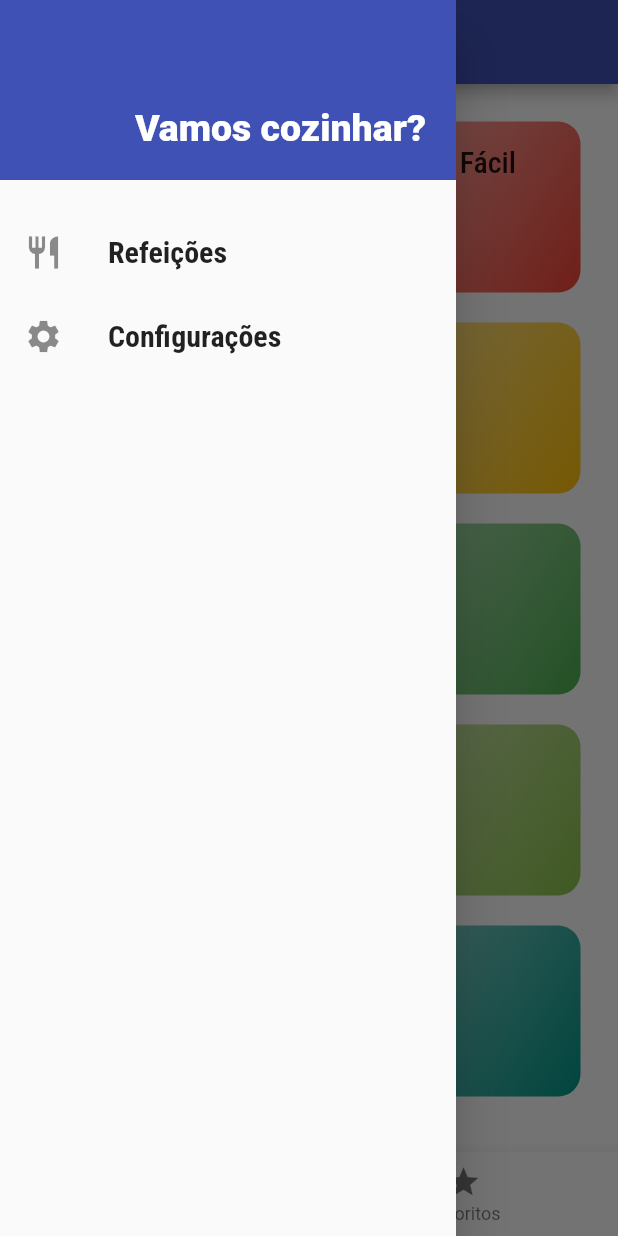
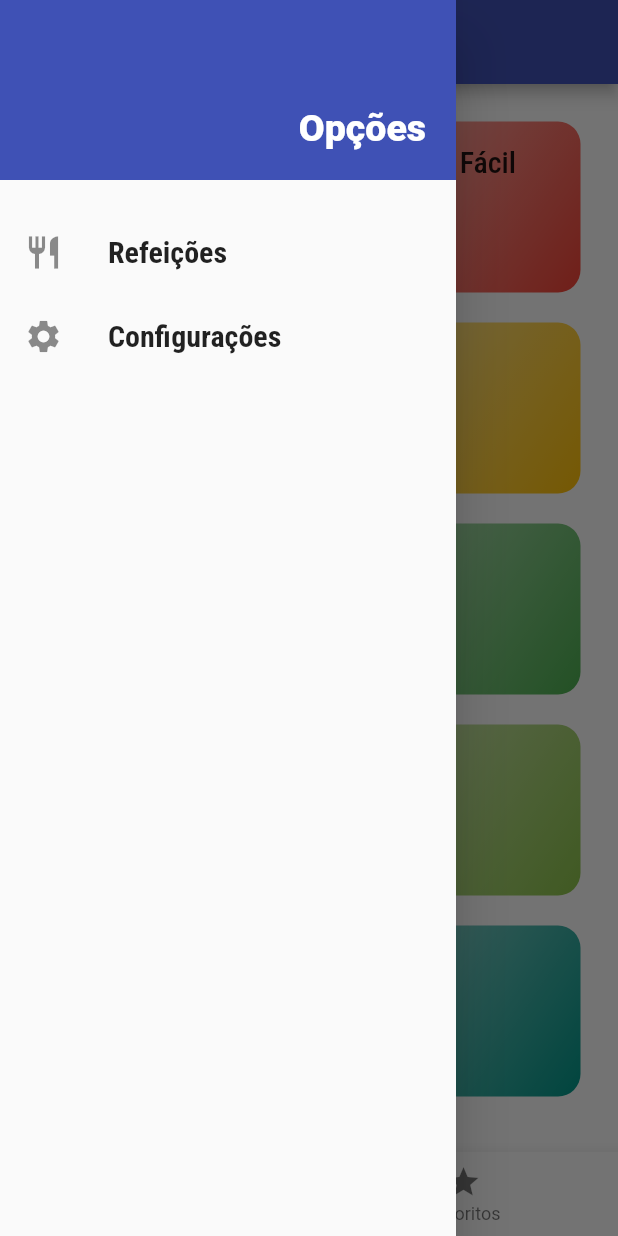
Before and after one commit to hugofsd/APP-Flutter-Meals, a Flutter app: the screen it shows after launch, with the side drawer open, on a phone screen of 412 x 824 dp. Run offline on Flutter 3.47's test engine with Material 2 defaults, Android fonts, the phone set to English and light mode, and no system bars.

Commit message:
correção de leves asdkdsakds

```diff
--- a/lib/components/main_drawer.dart
+++ b/lib/components/main_drawer.dart
@@ -31,7 +31,7 @@ class MaindDrawer extends StatelessWidget {
             color: Theme.of(context).primaryColor,
             alignment: Alignment.bottomRight,
             child: Text(
-              'Vamos cozinhar?',
+              'Opções',
               style: TextStyle(
                 fontWeight: FontWeight.w900, // peso
                 fontSize: 25,
```
